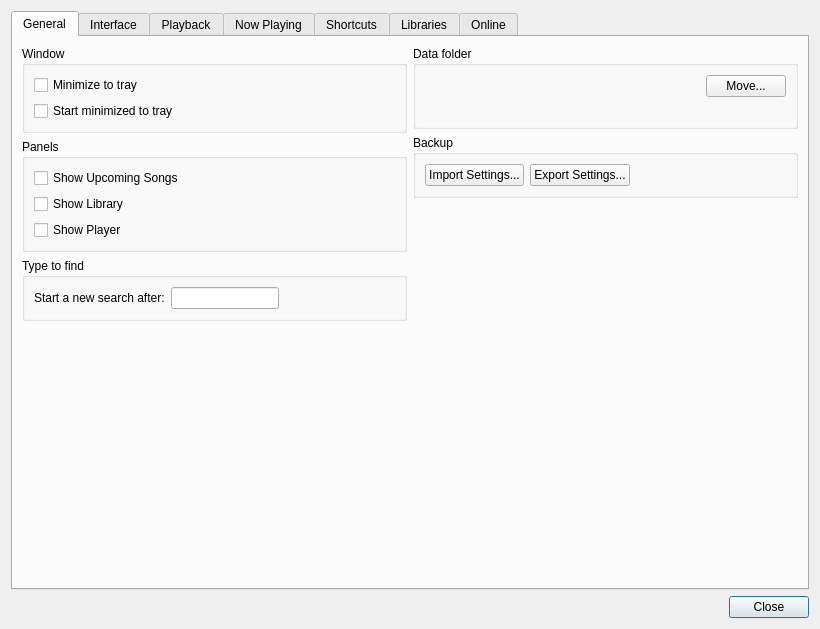
This is ui/settings.ui in music-hive-dev/MusicHive as Qt 5 draws it before an edit. The edited form follows.
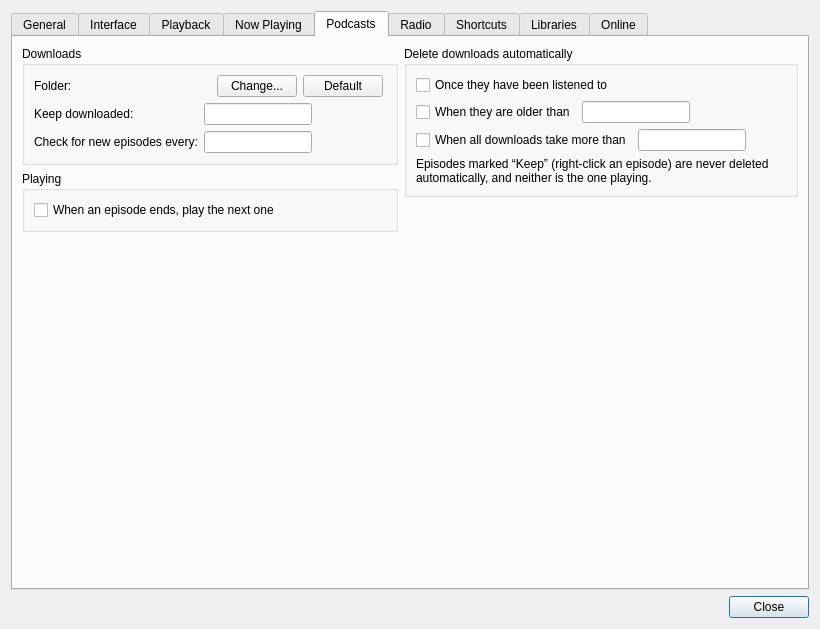
This is the edited form. The open tabs and pages were chosen to show the change.

Commit message:
added podcasts, internet radio and a sleep timer, raised version to 1.3.0
- podcasts: Apple Podcasts search, subscriptions, automatic downloads of the
  next episodes, automatic deleting, episode and series progress, streaming
- radio: Radio Browser stations, favourites, pausing back in time, taping,
  history, remembered songs, optional scrobbling
- sleep timer with fade-out for music, podcasts and radio
- Discord covers: shorter link reuse, checks, Catbox and Uguu as fallbacks

```diff
--- a/ui/settings.ui
+++ b/ui/settings.ui
@@ -1536,6 +1536,565 @@
        </item>
       </layout>
      </widget>
+     <widget class="QWidget" name="podcastsTab">
+      <attribute name="title">
+       <string>Podcasts</string>
+      </attribute>
+      <layout class="QHBoxLayout" name="podcastsTabLayout">
+       <item>
+        <layout class="QVBoxLayout" name="podcastsTabLeft">
+         <item>
+          <widget class="QGroupBox" name="podcastDownloadsGroup">
+           <property name="title">
+            <string>Downloads</string>
+           </property>
+           <layout class="QFormLayout" name="podcastDownloadsForm">
+            <property name="fieldGrowthPolicy">
+             <enum>QFormLayout::FieldGrowthPolicy::FieldsStayAtSizeHint</enum>
+            </property>
+            <item row="0" column="0">
+             <widget class="QLabel" name="podcastFolderTitle">
+              <property name="text">
+               <string>Folder:</string>
+              </property>
+             </widget>
+            </item>
+            <item row="0" column="1">
+             <layout class="QHBoxLayout" name="podcastFolderRow">
+              <item>
+               <widget class="QLabel" name="podcastFolder">
+                <property name="textInteractionFlags">
+                 <set>Qt::TextInteractionFlag::TextSelectableByMouse</set>
+                </property>
+                <property name="sizePolicy">
+                 <sizepolicy hsizetype="Expanding" vsizetype="Preferred">
+                  <horstretch>1</horstretch>
+                  <verstretch>0</verstretch>
+                 </sizepolicy>
+                </property>
+               </widget>
+              </item>
+              <item>
+               <widget class="QPushButton" name="podcastFolderButton">
+                <property name="text">
+                 <string>Change...</string>
+                </property>
+                <property name="autoDefault">
+                 <bool>false</bool>
+                </property>
+               </widget>
+              </item>
+              <item>
+               <widget class="QPushButton" name="podcastFolderReset">
+                <property name="toolTip">
+                 <string>Use the folder inside MusicHive's data folder</string>
+                </property>
+                <property name="text">
+                 <string>Default</string>
+                </property>
+                <property name="autoDefault">
+                 <bool>false</bool>
+                </property>
+               </widget>
+              </item>
+             </layout>
+            </item>
+            <item row="1" column="0">
+             <widget class="QLabel" name="podcastKeepCountLabel">
+              <property name="text">
+               <string>Keep downloaded:</string>
+              </property>
+             </widget>
+            </item>
+            <item row="1" column="1">
+             <widget class="QLineEdit" name="podcastKeepCountDefault">
+              <property name="maximumSize">
+               <size>
+                <width>110</width>
+                <height>16777215</height>
+               </size>
+              </property>
+              <property name="toolTip">
+               <string>How many of each podcast's next episodes to listen to are downloaded automatically: the ones after the last you played (from the first episode, if you have not started). New releases are downloaded too. Each podcast can have its own number on its page.</string>
+              </property>
+              <property name="suffix" stdset="0">
+               <string> next</string>
+              </property>
+              <property name="minimum" stdset="0">
+               <number>0</number>
+              </property>
+              <property name="maximum" stdset="0">
+               <number>50</number>
+              </property>
+              <property name="singleStep" stdset="0">
+               <number>1</number>
+              </property>
+              <property name="value" stdset="0">
+               <number>3</number>
+              </property>
+             </widget>
+            </item>
+            <item row="2" column="0">
+             <widget class="QLabel" name="podcastCheckLabel">
+              <property name="text">
+               <string>Check for new episodes every:</string>
+              </property>
+             </widget>
+            </item>
+            <item row="2" column="1">
+             <widget class="QLineEdit" name="podcastCheckMinutes">
+              <property name="maximumSize">
+               <size>
+                <width>110</width>
+                <height>16777215</height>
+               </size>
+              </property>
+              <property name="toolTip">
+               <string>Type a number, or use the Up and Down keys</string>
+              </property>
+              <property name="suffix" stdset="0">
+               <string> min</string>
+              </property>
+              <property name="minimum" stdset="0">
+               <number>5</number>
+              </property>
+              <property name="maximum" stdset="0">
+               <number>1440</number>
+              </property>
+              <property name="singleStep" stdset="0">
+               <number>5</number>
+              </property>
+              <property name="value" stdset="0">
+               <number>60</number>
+              </property>
+             </widget>
+            </item>
+           </layout>
+          </widget>
+         </item>
+         <item>
+          <widget class="QGroupBox" name="podcastPlayingGroup">
+           <property name="title">
+            <string>Playing</string>
+           </property>
+           <layout class="QFormLayout" name="podcastPlayingForm">
+            <property name="fieldGrowthPolicy">
+             <enum>QFormLayout::FieldGrowthPolicy::FieldsStayAtSizeHint</enum>
+            </property>
+            <item row="0" column="0" colspan="2">
+             <widget class="QCheckBox" name="podcastContinue">
+              <property name="toolTip">
+               <string>The next episode in order of release, if it has not been played yet</string>
+              </property>
+              <property name="text">
+               <string>When an episode ends, play the next one</string>
+              </property>
+             </widget>
+            </item>
+           </layout>
+          </widget>
+         </item>
+         <item>
+          <spacer name="podcastsTabLeftSpacer">
+           <property name="orientation">
+            <enum>Qt::Orientation::Vertical</enum>
+           </property>
+           <property name="sizeHint" stdset="0">
+            <size>
+             <width>20</width>
+             <height>40</height>
+            </size>
+           </property>
+          </spacer>
+         </item>
+        </layout>
+       </item>
+       <item>
+        <layout class="QVBoxLayout" name="podcastsTabRight">
+         <item>
+          <widget class="QGroupBox" name="podcastDeleteGroup">
+           <property name="title">
+            <string>Delete downloads automatically</string>
+           </property>
+           <layout class="QFormLayout" name="podcastDeleteForm">
+            <property name="fieldGrowthPolicy">
+             <enum>QFormLayout::FieldGrowthPolicy::FieldsStayAtSizeHint</enum>
+            </property>
+            <item row="0" column="0" colspan="2">
+             <widget class="QCheckBox" name="podcastDeletePlayed">
+              <property name="text">
+               <string>Once they have been listened to</string>
+              </property>
+             </widget>
+            </item>
+            <item row="1" column="0" colspan="2">
+             <layout class="QHBoxLayout" name="podcastDeleteOldRow">
+              <item>
+               <widget class="QCheckBox" name="podcastDeleteOld">
+                <property name="text">
+                 <string>When they are older than</string>
+                </property>
+               </widget>
+              </item>
+              <item>
+               <widget class="QLineEdit" name="podcastDeleteOldDays">
+                <property name="maximumSize">
+                 <size>
+                  <width>110</width>
+                  <height>16777215</height>
+                 </size>
+                </property>
+                <property name="toolTip">
+                 <string>Type a number, or use the Up and Down keys</string>
+                </property>
+                <property name="suffix" stdset="0">
+                 <string> days</string>
+                </property>
+                <property name="minimum" stdset="0">
+                 <number>1</number>
+                </property>
+                <property name="maximum" stdset="0">
+                 <number>365</number>
+                </property>
+                <property name="singleStep" stdset="0">
+                 <number>1</number>
+                </property>
+                <property name="value" stdset="0">
+                 <number>30</number>
+                </property>
+               </widget>
+              </item>
+              <item>
+               <spacer name="podcastDeleteOldRowSpacer">
+                <property name="orientation">
+                 <enum>Qt::Orientation::Horizontal</enum>
+                </property>
+                <property name="sizeHint" stdset="0">
+                 <size>
+                  <width>40</width>
+                  <height>20</height>
+                 </size>
+                </property>
+               </spacer>
+              </item>
+             </layout>
+            </item>
+            <item row="2" column="0" colspan="2">
+             <layout class="QHBoxLayout" name="podcastSizeLimitRow">
+              <item>
+               <widget class="QCheckBox" name="podcastSizeLimit">
+                <property name="text">
+                 <string>When all downloads take more than</string>
+                </property>
+               </widget>
+              </item>
+              <item>
+               <widget class="QLineEdit" name="podcastSizeLimitGb">
+                <property name="maximumSize">
+                 <size>
+                  <width>110</width>
+                  <height>16777215</height>
+                 </size>
+                </property>
+                <property name="toolTip">
+                 <string>Type a number, or use the Up and Down keys. The episodes listened to go first, then the oldest.</string>
+                </property>
+                <property name="suffix" stdset="0">
+                 <string> GB</string>
+                </property>
+                <property name="decimals" stdset="0">
+                 <number>1</number>
+                </property>
+                <property name="minimum" stdset="0">
+                 <double>0.500000000000000</double>
+                </property>
+                <property name="maximum" stdset="0">
+                 <double>1000.000000000000000</double>
+                </property>
+                <property name="singleStep" stdset="0">
+                 <double>0.500000000000000</double>
+                </property>
+                <property name="value" stdset="0">
+                 <double>5.000000000000000</double>
+                </property>
+               </widget>
+              </item>
+              <item>
+               <spacer name="podcastSizeLimitRowSpacer">
+                <property name="orientation">
+                 <enum>Qt::Orientation::Horizontal</enum>
+                </property>
+                <property name="sizeHint" stdset="0">
+                 <size>
+                  <width>40</width>
+                  <height>20</height>
+                 </size>
+                </property>
+               </spacer>
+              </item>
+             </layout>
+            </item>
+            <item row="3" column="0" colspan="2">
+             <widget class="QLabel" name="podcastDeleteNote">
+              <property name="text">
+               <string>Episodes marked “Keep” (right-click an episode) are never deleted automatically, and neither is the one playing.</string>
+              </property>
+              <property name="wordWrap">
+               <bool>true</bool>
+              </property>
+             </widget>
+            </item>
+           </layout>
+          </widget>
+         </item>
+         <item>
+          <spacer name="podcastsTabRightSpacer">
+           <property name="orientation">
+            <enum>Qt::Orientation::Vertical</enum>
+           </property>
+           <property name="sizeHint" stdset="0">
+            <size>
+             <width>20</width>
+             <height>40</height>
+            </size>
+           </property>
+          </spacer>
+         </item>
+        </layout>
+       </item>
+      </layout>
+     </widget>
+     <widget class="QWidget" name="radioSettingsTab">
+      <attribute name="title">
+       <string>Radio</string>
+      </attribute>
+      <layout class="QHBoxLayout" name="radioSettingsTabLayout">
+       <item>
+        <layout class="QVBoxLayout" name="radioSettingsTabLeft">
+         <item>
+          <widget class="QGroupBox" name="radioPauseGroup">
+           <property name="title">
+            <string>Pausing</string>
+           </property>
+           <layout class="QFormLayout" name="radioPauseForm">
+            <property name="fieldGrowthPolicy">
+             <enum>QFormLayout::FieldGrowthPolicy::FieldsStayAtSizeHint</enum>
+            </property>
+            <item row="0" column="0">
+             <widget class="QLabel" name="radioKeepMinutesLabel">
+              <property name="text">
+               <string>Pause for up to:</string>
+              </property>
+             </widget>
+            </item>
+            <item row="0" column="1">
+             <widget class="QLineEdit" name="radioKeepMinutes">
+              <property name="maximumSize">
+               <size>
+                <width>110</width>
+                <height>16777215</height>
+               </size>
+              </property>
+              <property name="toolTip">
+               <string>While paused, the station is kept for this long, so Play carries on where you paused. Longer needs more memory (about 1 MB a minute).</string>
+              </property>
+              <property name="suffix" stdset="0">
+               <string> min</string>
+              </property>
+              <property name="minimum" stdset="0">
+               <number>1</number>
+              </property>
+              <property name="maximum" stdset="0">
+               <number>240</number>
+              </property>
+              <property name="singleStep" stdset="0">
+               <number>5</number>
+              </property>
+              <property name="value" stdset="0">
+               <number>30</number>
+              </property>
+             </widget>
+            </item>
+           </layout>
+          </widget>
+         </item>
+         <item>
+          <widget class="QGroupBox" name="radioScrobbleGroup">
+           <property name="title">
+            <string>Last.fm</string>
+           </property>
+           <layout class="QFormLayout" name="radioScrobbleForm">
+            <property name="fieldGrowthPolicy">
+             <enum>QFormLayout::FieldGrowthPolicy::FieldsStayAtSizeHint</enum>
+            </property>
+            <item row="0" column="0" colspan="2">
+             <widget class="QCheckBox" name="radioScrobble">
+              <property name="toolTip">
+               <string>Only when scrobbling is switched on as well. Stations do not always send clean titles, so this is off unless you want it.</string>
+              </property>
+              <property name="text">
+               <string>Scrobble songs heard on the radio</string>
+              </property>
+             </widget>
+            </item>
+            <item row="1" column="0">
+             <widget class="QLabel" name="radioScrobbleAfterLabel">
+              <property name="text">
+               <string>A song counts after:</string>
+              </property>
+             </widget>
+            </item>
+            <item row="1" column="1">
+             <widget class="QLineEdit" name="radioScrobbleAfter">
+              <property name="maximumSize">
+               <size>
+                <width>110</width>
+                <height>16777215</height>
+               </size>
+              </property>
+              <property name="toolTip">
+               <string>Type a number, or use the Up and Down keys</string>
+              </property>
+              <property name="suffix" stdset="0">
+               <string> s</string>
+              </property>
+              <property name="minimum" stdset="0">
+               <number>10</number>
+              </property>
+              <property name="maximum" stdset="0">
+               <number>600</number>
+              </property>
+              <property name="singleStep" stdset="0">
+               <number>10</number>
+              </property>
+              <property name="value" stdset="0">
+               <number>60</number>
+              </property>
+             </widget>
+            </item>
+           </layout>
+          </widget>
+         </item>
+         <item>
+          <spacer name="radioSettingsTabLeftSpacer">
+           <property name="orientation">
+            <enum>Qt::Orientation::Vertical</enum>
+           </property>
+           <property name="sizeHint" stdset="0">
+            <size>
+             <width>20</width>
+             <height>40</height>
+            </size>
+           </property>
+          </spacer>
+         </item>
+        </layout>
+       </item>
+       <item>
+        <layout class="QVBoxLayout" name="radioSettingsTabRight">
+         <item>
+          <widget class="QGroupBox" name="radioTapeGroup">
+           <property name="title">
+            <string>Taping</string>
+           </property>
+           <layout class="QFormLayout" name="radioTapeForm">
+            <property name="fieldGrowthPolicy">
+             <enum>QFormLayout::FieldGrowthPolicy::FieldsStayAtSizeHint</enum>
+            </property>
+            <item row="0" column="0">
+             <widget class="QLabel" name="radioTapeFolderTitle">
+              <property name="text">
+               <string>Folder:</string>
+              </property>
+             </widget>
+            </item>
+            <item row="0" column="1">
+             <layout class="QHBoxLayout" name="radioTapeFolderRow">
+              <item>
+               <widget class="QLabel" name="radioTapeFolder">
+                <property name="textInteractionFlags">
+                 <set>Qt::TextInteractionFlag::TextSelectableByMouse</set>
+                </property>
+                <property name="sizePolicy">
+                 <sizepolicy hsizetype="Expanding" vsizetype="Preferred">
+                  <horstretch>1</horstretch>
+                  <verstretch>0</verstretch>
+                 </sizepolicy>
+                </property>
+               </widget>
+              </item>
+              <item>
+               <widget class="QPushButton" name="radioTapeFolderButton">
+                <property name="text">
+                 <string>Change...</string>
+                </property>
+                <property name="autoDefault">
+                 <bool>false</bool>
+                </property>
+               </widget>
+              </item>
+              <item>
+               <widget class="QPushButton" name="radioTapeFolderReset">
+                <property name="toolTip">
+                 <string>Use “MusicHive Tapes” in your Music folder</string>
+                </property>
+                <property name="text">
+                 <string>Default</string>
+                </property>
+                <property name="autoDefault">
+                 <bool>false</bool>
+                </property>
+               </widget>
+              </item>
+             </layout>
+            </item>
+            <item row="1" column="0" colspan="2">
+             <widget class="QCheckBox" name="radioTapePerSong">
+              <property name="toolTip">
+               <string>A new file starts whenever the station announces a new title. Off: one file for everything taped.</string>
+              </property>
+              <property name="text">
+               <string>A file for each song</string>
+              </property>
+             </widget>
+            </item>
+            <item row="2" column="0" colspan="2">
+             <widget class="QCheckBox" name="radioTapeFromStart">
+              <property name="toolTip">
+               <string>Taping includes what was already heard of the song, if it is still kept.</string>
+              </property>
+              <property name="text">
+               <string>Start at the beginning of the song you hear</string>
+              </property>
+             </widget>
+            </item>
+            <item row="3" column="0" colspan="2">
+             <widget class="QCheckBox" name="radioTapeTags">
+              <property name="text">
+               <string>Write the artist, title and station into the files (MP3 only)</string>
+              </property>
+             </widget>
+            </item>
+           </layout>
+          </widget>
+         </item>
+         <item>
+          <spacer name="radioSettingsTabRightSpacer">
+           <property name="orientation">
+            <enum>Qt::Orientation::Vertical</enum>
+           </property>
+           <property name="sizeHint" stdset="0">
+            <size>
+             <width>20</width>
+             <height>40</height>
+            </size>
+           </property>
+          </spacer>
+         </item>
+        </layout>
+       </item>
+      </layout>
+     </widget>
      <widget class="QWidget" name="shortcutsTab">
       <attribute name="title">
        <string>Shortcuts</string>
```
Left out of the diff: 57 changed lines with no effect on the pictures. The commit also changes 17 other files.
